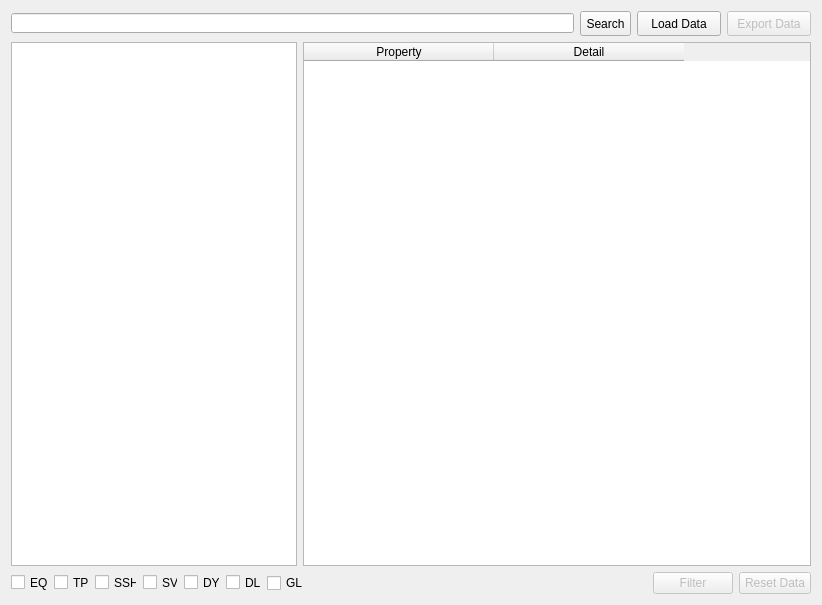
First picture: the form in Gui/Gui.ui, repository Mohamedkrs/ForschungPraktikum, before the edit.
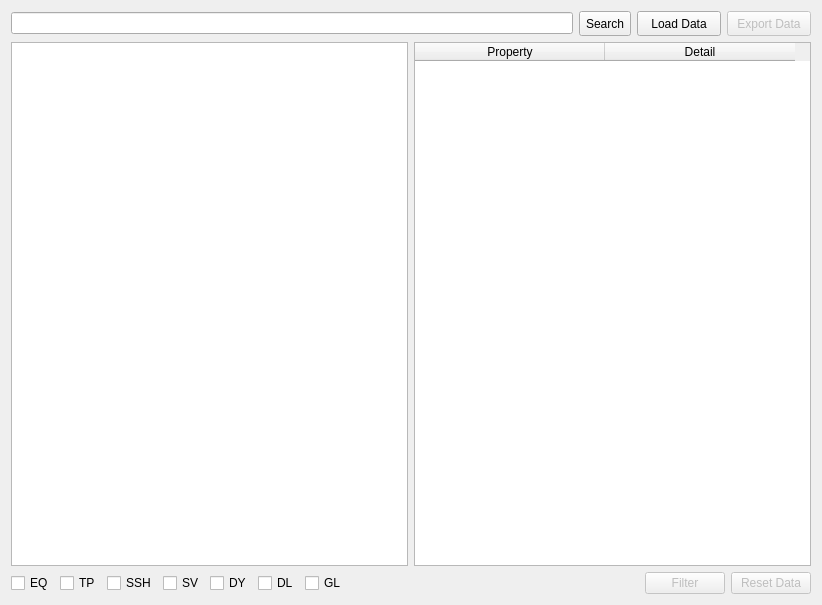
Second picture: the form after the edit.

Patch:
```diff
--- a/Gui/Gui.ui
+++ b/Gui/Gui.ui
@@ -20,7 +20,7 @@
    <string>Form</string>
   </property>
   <layout class="QGridLayout" name="gridLayout">
-   <item row="0" column="0" colspan="2">
+   <item row="0" column="0">
     <layout class="QHBoxLayout" name="horizontalLayout_4">
      <item>
       <widget class="QLineEdit" name="folderPath">
@@ -30,12 +30,6 @@
          <height>20</height>
         </size>
        </property>
-       <property name="maximumSize">
-        <size>
-         <width>16777215</width>
-         <height>20</height>
-        </size>
-       </property>
       </widget>
      </item>
      <item>
@@ -46,12 +40,6 @@
          <height>25</height>
         </size>
        </property>
-       <property name="maximumSize">
-        <size>
-         <width>51</width>
-         <height>25</height>
-        </size>
-       </property>
        <property name="text">
         <string>Search</string>
        </property>
@@ -101,13 +89,15 @@
     </layout>
    </item>
    <item row="1" column="0">
+    <layout class="QHBoxLayout" name="horizontalLayout_5">
+     <item>
     <widget class="QTreeView" name="treeView">
      <attribute name="headerVisible">
       <bool>false</bool>
      </attribute>
     </widget>
    </item>
-   <item row="1" column="1">
+     <item>
     <widget class="QTableWidget" name="elemProperties">
      <property name="sizePolicy">
       <sizepolicy hsizetype="Expanding" vsizetype="Expanding">
@@ -115,18 +105,6 @@
        <verstretch>0</verstretch>
       </sizepolicy>
      </property>
-     <property name="minimumSize">
-      <size>
-       <width>508</width>
-       <height>511</height>
-      </size>
-     </property>
-     <property name="maximumSize">
-      <size>
-       <width>508</width>
-       <height>16777215</height>
-      </size>
-     </property>
      <property name="mouseTracking">
       <bool>false</bool>
      </property>
@@ -187,18 +165,14 @@
      </column>
     </widget>
    </item>
-   <item row="2" column="0" colspan="2">
+    </layout>
+   </item>
+   <item row="2" column="0">
     <layout class="QHBoxLayout" name="horizontalLayout_3">
      <item>
       <layout class="QHBoxLayout" name="horizontalLayout">
        <item>
         <widget class="QCheckBox" name="eqCheckNox">
-         <property name="maximumSize">
-          <size>
-           <width>37</width>
-           <height>17</height>
-          </size>
-         </property>
          <property name="text">
           <string>EQ</string>
          </property>
@@ -209,12 +183,6 @@
        </item>
        <item>
         <widget class="QCheckBox" name="tpCheckBox">
-         <property name="maximumSize">
-          <size>
-           <width>35</width>
-           <height>17</height>
-          </size>
-         </property>
          <property name="text">
           <string>TP</string>
          </property>
@@ -225,12 +193,6 @@
        </item>
        <item>
         <widget class="QCheckBox" name="sshCheckBox">
-         <property name="maximumSize">
-          <size>
-           <width>42</width>
-           <height>17</height>
-          </size>
-         </property>
          <property name="text">
           <string>SSH</string>
          </property>
@@ -241,12 +203,6 @@
        </item>
        <item>
         <widget class="QCheckBox" name="svCheckBox">
-         <property name="maximumSize">
-          <size>
-           <width>35</width>
-           <height>17</height>
-          </size>
-         </property>
          <property name="text">
           <string>SV</string>
          </property>
@@ -257,12 +213,6 @@
        </item>
        <item>
         <widget class="QCheckBox" name="dyCheckBox">
-         <property name="maximumSize">
-          <size>
-           <width>36</width>
-           <height>17</height>
-          </size>
-         </property>
          <property name="text">
           <string>DY</string>
          </property>
@@ -273,12 +223,6 @@
        </item>
        <item>
         <widget class="QCheckBox" name="dlCheckBox">
-         <property name="maximumSize">
-          <size>
-           <width>35</width>
-           <height>17</height>
-          </size>
-         </property>
          <property name="text">
           <string>DL</string>
          </property>
@@ -324,12 +268,6 @@
        <property name="enabled">
         <bool>false</bool>
        </property>
-       <property name="maximumSize">
-        <size>
-         <width>72</width>
-         <height>23</height>
-        </size>
-       </property>
        <property name="text">
         <string>Reset Data</string>
        </property>
```
Left out of the diff: 14 changed lines with no effect on the pictures. Lines whose indentation alone changed are shown as unchanged.
